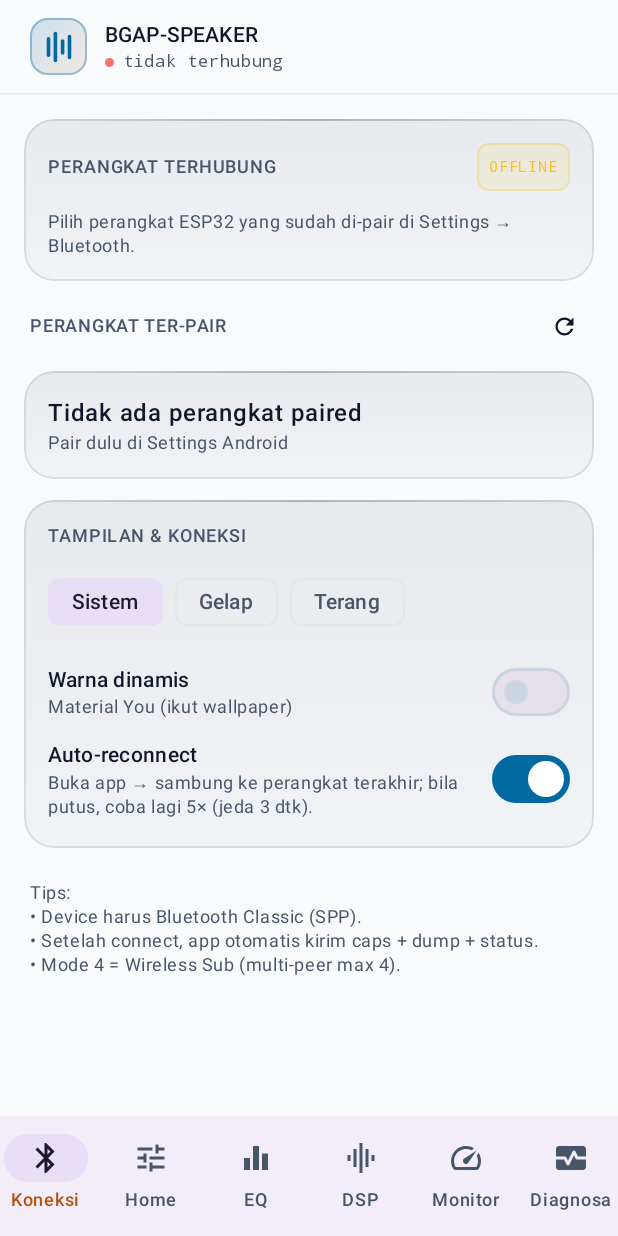
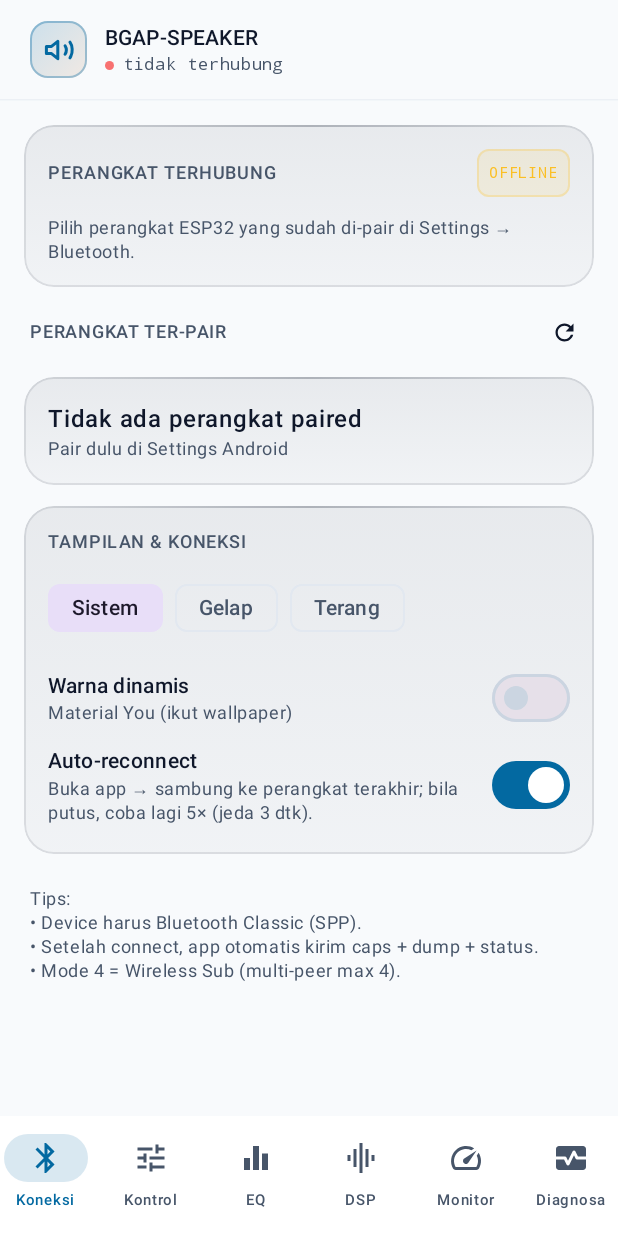
Before and after one commit to mikimathers51-web/BGAP-SPEAKER, an Android app built with Jetpack Compose: the screen it shows after launch (MainActivity), on a phone screen of 412 x 824 dp. Run offline under Robolectric (Android 15) with nearby library versions, the phone set to English and light mode, and no system bars.

Commit message:
Add files via upload

```diff
--- a/app/src/main/java/com/tas5805m/ctrl/MainActivity.kt
+++ b/app/src/main/java/com/tas5805m/ctrl/MainActivity.kt
@@ -61,8 +61,12 @@ import androidx.compose.foundation.layout.statusBarsPadding
 import androidx.compose.foundation.shape.RoundedCornerShape
 import androidx.compose.ui.draw.alpha
 import androidx.compose.ui.geometry.Offset
+import androidx.compose.ui.geometry.Size
 import androidx.compose.ui.graphics.Brush
+import androidx.compose.ui.graphics.Path
 import androidx.compose.ui.graphics.StrokeCap
+import androidx.compose.ui.graphics.StrokeJoin
+import androidx.compose.ui.graphics.drawscope.Stroke
 import androidx.compose.ui.text.font.FontFamily
 import androidx.compose.ui.text.font.FontWeight
 import androidx.activity.SystemBarStyle
@@ -81,6 +85,7 @@ import androidx.compose.runtime.DisposableEffect
 import androidx.compose.runtime.LaunchedEffect
 import androidx.compose.runtime.remember
 import androidx.compose.ui.unit.dp
+import androidx.compose.ui.unit.sp
 
 private const val TAB_CONNECT = 0
 private const val TAB_HOME = 1
@@ -131,10 +136,14 @@ class MainActivity : ComponentActivity() {
                     snackbarHost = { SnackbarHost(snack) },
                     topBar = { StatusTopBar(state.connected, state.deviceName, reconnecting) },
                     bottomBar = {
-                        NavigationBar {
+                        NavigationBar(
+                            containerColor = MaterialTheme.colorScheme.surface,
+                            contentColor = MaterialTheme.colorScheme.onSurface,
+                            tonalElevation = 0.dp,
+                        ) {
                             val items = buildList {
                                 add(Triple("Koneksi", Icons.Default.Bluetooth, TAB_CONNECT))
-                                add(Triple("Home", Icons.Default.Tune, TAB_HOME))
+                                add(Triple("Kontrol", Icons.Default.Tune, TAB_HOME))
                                 add(Triple("EQ", Icons.Default.Equalizer, TAB_EQ))
                                 add(Triple("DSP", Icons.Default.GraphicEq, TAB_DSP))
                                 if (showWireless) add(Triple("Wireless", Icons.Default.SettingsRemote, TAB_WIRELESS))
@@ -146,8 +155,15 @@ class MainActivity : ComponentActivity() {
                                     selected = current == idx,
                                     onClick = { tab = idx },
                                     icon = { Icon(icon, contentDescription = label) },
-                                    alwaysShowLabel = items.size <= 6,   // 7 tab: label hanya untuk yang aktif agar muat
-                                    label = { Text(label, maxLines = 1) }
+                                    alwaysShowLabel = items.size <= 6,
+                                    label = { Text(label, maxLines = 1, fontSize = 10.sp) },
+                                    colors = androidx.compose.material3.NavigationBarItemDefaults.colors(
+                                        selectedIconColor = MaterialTheme.colorScheme.primary,
+                                        selectedTextColor = MaterialTheme.colorScheme.primary,
+                                        indicatorColor = MaterialTheme.colorScheme.primary.copy(alpha = 0.15f),
+                                        unselectedIconColor = MaterialTheme.colorScheme.onSurfaceVariant,
+                                        unselectedTextColor = MaterialTheme.colorScheme.onSurfaceVariant,
+                                    ),
                                 )
                             }
                         }
@@ -199,11 +215,11 @@ fun DspAndPresetScreen(vm: AppViewModel, modifier: Modifier = Modifier) {
     }
 }
 
-/** Top bar: logo, "BGAP-SPEAKER", status mono + titik berdenyut (hijau = tersambung, kuning = menyambung ulang, merah = putus). */
+/** Top bar mengikuti HTML: logo speaker, "BGAP-SPEAKER", status mono + titik berdenyut. */
 @Composable
 private fun StatusTopBar(connected: Boolean, deviceName: String, reconnecting: Int) {
     val (color, label) = when {
-        connected -> OkGreen to "TAS5805M · ${deviceName.ifBlank { "terhubung" }}"
+        connected -> OkGreen to "TAS5805M · ${deviceName.ifBlank { "I²C OK" }}"
         reconnecting > 0 -> WarnAmber to "menyambung ulang ($reconnecting/5)…"
         else -> BadRed to "tidak terhubung"
     }
@@ -213,36 +229,99 @@ private fun StatusTopBar(connected: Boolean, deviceName: String, reconnecting: I
     )
     val primary = MaterialTheme.colorScheme.primary
     val amber = MaterialTheme.colorScheme.tertiary
-    Column(Modifier.fillMaxWidth().background(MaterialTheme.colorScheme.background).statusBarsPadding()) {
+    Column(
+        Modifier
+            .fillMaxWidth()
+            .background(
+                Brush.verticalGradient(
+                    listOf(
+                        MaterialTheme.colorScheme.background.copy(alpha = 0.95f),
+                        MaterialTheme.colorScheme.background.copy(alpha = 0.70f)
+                    )
+                )
+            )
+            .statusBarsPadding()
+    ) {
         Row(
-            Modifier.fillMaxWidth().padding(horizontal = 20.dp, vertical = 12.dp),
+            Modifier.fillMaxWidth().padding(horizontal = 20.dp, vertical = 14.dp),
             verticalAlignment = Alignment.CenterVertically,
             horizontalArrangement = Arrangement.spacedBy(12.dp),
         ) {
+            // Logo — sama seperti HTML (.logo)
             Box(
-                Modifier.size(38.dp)
-                    .background(Brush.linearGradient(listOf(primary.copy(alpha = 0.18f), amber.copy(alpha = 0.10f))), RoundedCornerShape(12.dp))
+                Modifier
+                    .size(38.dp)
+                    .background(
+                        Brush.linearGradient(
+                            listOf(primary.copy(alpha = 0.18f), amber.copy(alpha = 0.10f))
+                        ),
+                        RoundedCornerShape(12.dp)
+                    )
                     .border(1.dp, primary.copy(alpha = 0.35f), RoundedCornerShape(12.dp)),
                 contentAlignment = Alignment.Center,
             ) {
-                Canvas(Modifier.size(20.dp)) {   // ikon equalizer: 4 batang
-                    val w = size.width; val h = size.height
-                    listOf(0.15f to 0.55f, 0.38f to 0.9f, 0.62f to 0.4f, 0.85f to 0.7f).forEach { (x, level) ->
-                        drawLine(primary, Offset(w * x, h * (0.5f + level / 2)), Offset(w * x, h * (0.5f - level / 2)), strokeWidth = 2.4.dp.toPx(), cap = StrokeCap.Round)
+                // Ikon speaker (HTML svg path)
+                Canvas(Modifier.size(20.dp)) {
+                    val strokeColor = primary
+                    val sw = 2.dp.toPx()
+                    // cone
+                    val path = Path().apply {
+                        moveTo(size.width * 0.46f, size.height * 0.21f)
+                        lineTo(size.width * 0.25f, size.height * 0.38f)
+                        lineTo(size.width * 0.08f, size.height * 0.38f)
+                        lineTo(size.width * 0.08f, size.height * 0.62f)
+                        lineTo(size.width * 0.25f, size.height * 0.62f)
+                        lineTo(size.width * 0.46f, size.height * 0.79f)
+                        close()
                     }
+                    drawPath(path, strokeColor, style = Stroke(width = sw, join = StrokeJoin.Round))
+                    // sound waves
+                    drawArc(
+                        color = strokeColor,
+                        startAngle = -40f, sweepAngle = 80f,
+                        useCenter = false,
+                        topLeft = Offset(size.width * 0.42f, size.height * 0.28f),
+                        size = Size(size.width * 0.32f, size.height * 0.44f),
+                        style = Stroke(width = sw, cap = StrokeCap.Round)
+                    )
+                    drawArc(
+                        color = strokeColor,
+                        startAngle = -50f, sweepAngle = 100f,
+                        useCenter = false,
+                        topLeft = Offset(size.width * 0.52f, size.height * 0.16f),
+                        size = Size(size.width * 0.42f, size.height * 0.68f),
+                        style = Stroke(width = sw, cap = StrokeCap.Round)
+                    )
                 }
             }
             Column(Modifier.weight(1f)) {
-                Text("BGAP-SPEAKER", style = MaterialTheme.typography.titleSmall, fontWeight = FontWeight.SemiBold, maxLines = 1)
-                Row(verticalAlignment = Alignment.CenterVertically, horizontalArrangement = Arrangement.spacedBy(6.dp)) {
-                    Box(Modifier.size(6.dp).alpha(if (connected) pulse else 1f).background(color, CircleShape))
+                Text(
+                    "BGAP-SPEAKER",
+                    style = MaterialTheme.typography.titleSmall,
+                    fontWeight = FontWeight.SemiBold,
+                    color = MaterialTheme.colorScheme.onBackground,
+                    maxLines = 1
+                )
+                Row(
+                    verticalAlignment = Alignment.CenterVertically,
+                    horizontalArrangement = Arrangement.spacedBy(6.dp)
+                ) {
+                    Box(
+                        Modifier
+                            .size(6.dp)
+                            .alpha(if (connected) pulse else 1f)
+                            .background(color, CircleShape)
+                    )
                     Text(
-                        label, style = MaterialTheme.typography.labelSmall, fontFamily = FontFamily.Monospace,
-                        color = MaterialTheme.colorScheme.onSurfaceVariant, maxLines = 1,
+                        label,
+                        style = MaterialTheme.typography.labelSmall,
+                        fontFamily = FontFamily.Monospace,
+                        color = MaterialTheme.colorScheme.onSurfaceVariant,
+                        maxLines = 1,
                     )
                 }
             }
         }
-        HorizontalDivider(color = MaterialTheme.colorScheme.outlineVariant)
+        HorizontalDivider(color = MaterialTheme.colorScheme.outlineVariant.copy(alpha = 0.5f))
     }
 }
```
